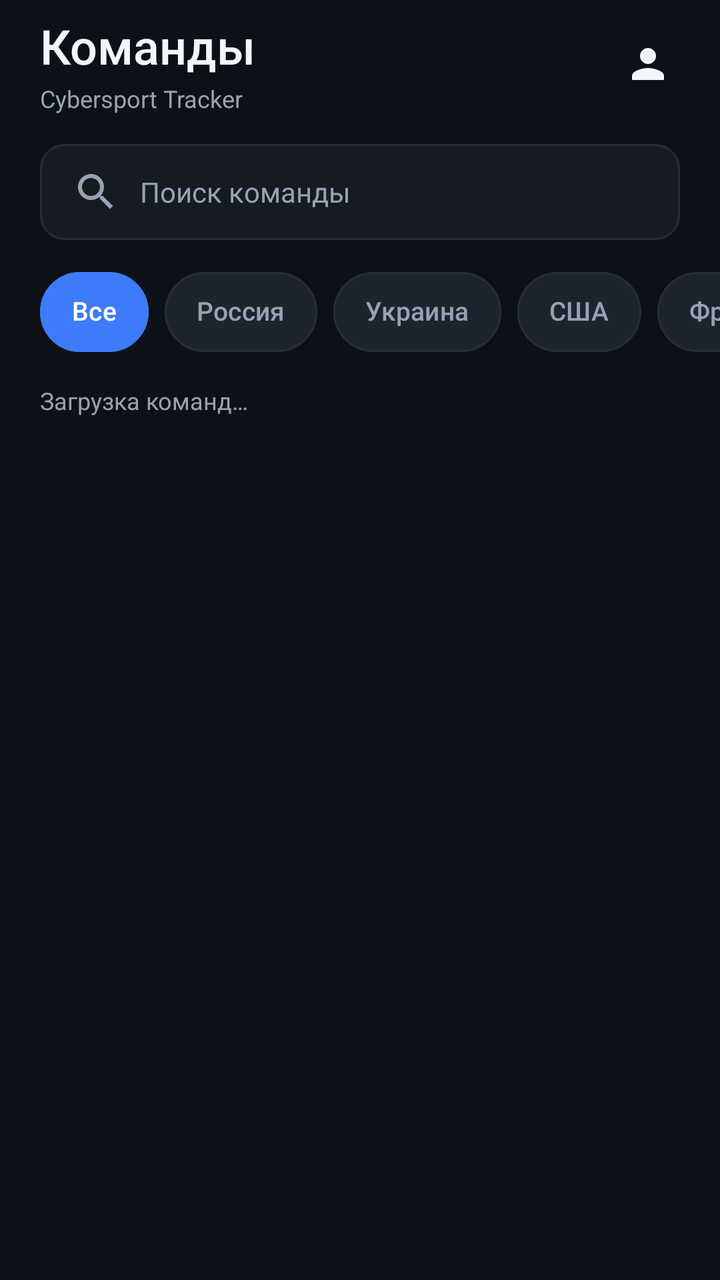
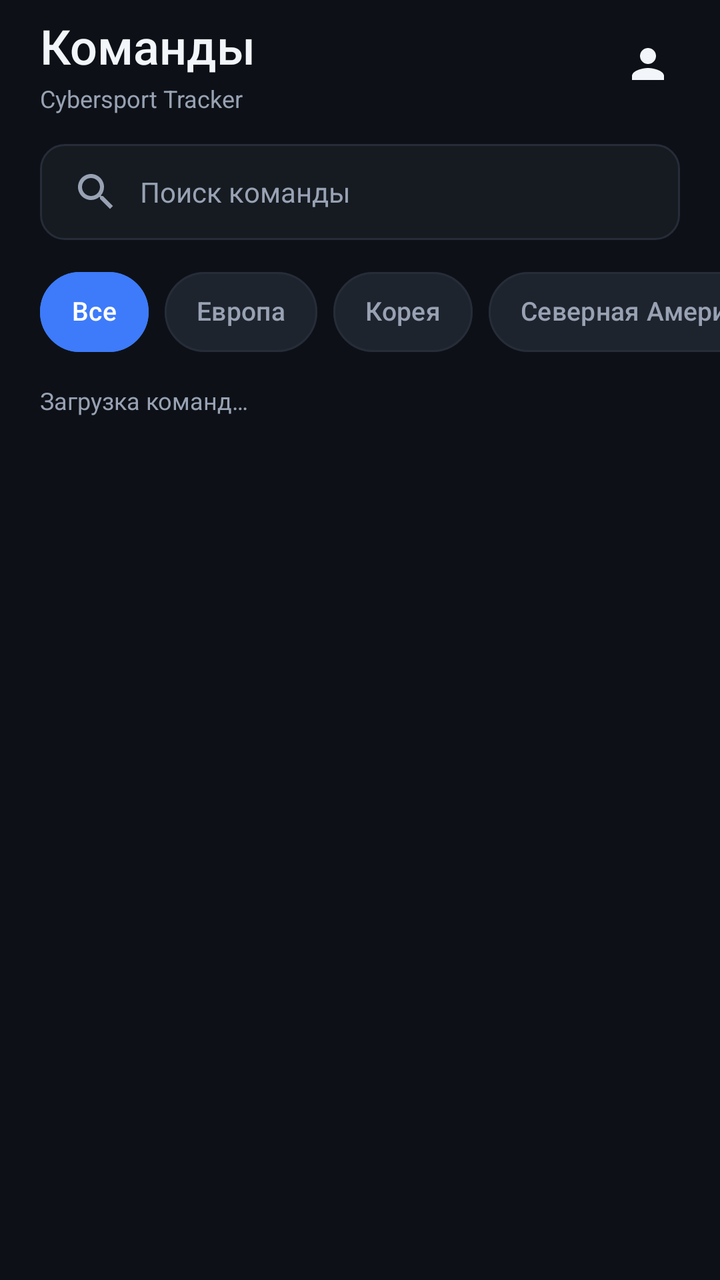

Two renders of the same Android screen: before a commit and after it. Below are the layout's source before the change and the commit's diff.
<!-- AndroidManifest.xml: application theme Theme.CybersportTracker -->
<!-- res/layout/activity_main.xml -->
<?xml version="1.0" encoding="utf-8"?>
<LinearLayout xmlns:android="http://schemas.android.com/apk/res/android"
    xmlns:app="http://schemas.android.com/apk/res-auto"
    xmlns:tools="http://schemas.android.com/tools"
    android:id="@+id/mainRoot"
    android:layout_width="match_parent"
    android:layout_height="match_parent"
    android:background="@color/graphite"
    android:orientation="vertical"
    tools:context=".MainActivity">

    <LinearLayout
        android:layout_width="match_parent"
        android:layout_height="64dp"
        android:gravity="center_vertical"
        android:orientation="horizontal"
        android:paddingStart="20dp"
        android:paddingEnd="12dp">

        <LinearLayout
            android:layout_width="0dp"
            android:layout_height="wrap_content"
            android:layout_weight="1"
            android:orientation="vertical">

            <TextView
                android:layout_width="wrap_content"
                android:layout_height="wrap_content"
                android:fontFamily="sans-serif-medium"
                android:text="@string/teams_title"
                android:textColor="@color/text_primary"
                android:textSize="24sp" />

            <TextView
                android:layout_width="wrap_content"
                android:layout_height="wrap_content"
                android:layout_marginTop="2dp"
                android:text="@string/app_name"
                android:textColor="@color/text_secondary"
                android:textSize="12sp" />
        </LinearLayout>

        <ImageButton
            android:id="@+id/buttonProfile"
            android:layout_width="48dp"
            android:layout_height="48dp"
            android:background="?attr/selectableItemBackgroundBorderless"
            android:contentDescription="@string/btn_profile"
            android:padding="12dp"
            android:src="@drawable/ic_profile"
            app:tint="@color/text_primary" />
    </LinearLayout>

    <EditText
        android:id="@+id/editSearch"
        android:layout_width="match_parent"
        android:layout_height="48dp"
        android:layout_marginStart="20dp"
        android:layout_marginTop="8dp"
        android:layout_marginEnd="20dp"
        android:background="@drawable/bg_search"
        android:drawableStart="@drawable/ic_search"
        android:drawablePadding="10dp"
        android:drawableTint="@color/text_secondary"
        android:hint="@string/teams_search_hint"
        android:importantForAutofill="no"
        android:inputType="text"
        android:paddingStart="16dp"
        android:paddingEnd="16dp"
        android:singleLine="true"
        android:textColor="@color/text_primary"
        android:textColorHint="@color/text_secondary"
        android:textSize="14sp" />

    <HorizontalScrollView
        android:layout_width="match_parent"
        android:layout_height="wrap_content"
        android:layout_marginTop="12dp"
        android:clipToPadding="false"
        android:paddingStart="20dp"
        android:paddingEnd="20dp"
        android:scrollbars="none">

        <com.google.android.material.chip.ChipGroup
            android:id="@+id/chipGroup"
            android:layout_width="wrap_content"
            android:layout_height="wrap_content"
            app:chipSpacingHorizontal="8dp"
            app:selectionRequired="true"
            app:singleLine="true"
            app:singleSelection="true">

            <com.google.android.material.chip.Chip
                android:id="@+id/chipAll"
                style="@style/Widget.Cybersport.Chip"
                android:layout_width="wrap_content"
                android:layout_height="wrap_content"
                android:checked="true"
                android:text="@string/filter_all" />

            <com.google.android.material.chip.Chip
                android:id="@+id/chipRussia"
                style="@style/Widget.Cybersport.Chip"
                android:layout_width="wrap_content"
                android:layout_height="wrap_content"
                android:text="@string/country_russia" />

            <com.google.android.material.chip.Chip
                android:id="@+id/chipUkraine"
                style="@style/Widget.Cybersport.Chip"
                android:layout_width="wrap_content"
                android:layout_height="wrap_content"
                android:text="@string/country_ukraine" />

            <com.google.android.material.chip.Chip
                android:id="@+id/chipUsa"
                style="@style/Widget.Cybersport.Chip"
                android:layout_width="wrap_content"
                android:layout_height="wrap_content"
                android:text="@string/country_usa" />

            <com.google.android.material.chip.Chip
                android:id="@+id/chipFrance"
                style="@style/Widget.Cybersport.Chip"
                android:layout_width="wrap_content"
                android:layout_height="wrap_content"
                android:text="@string/country_france" />
        </com.google.android.material.chip.ChipGroup>
    </HorizontalScrollView>

    <TextView
        android:id="@+id/textTeamsCount"
        android:layout_width="match_parent"
        android:layout_height="wrap_content"
        android:layout_marginStart="20dp"
        android:layout_marginTop="12dp"
        android:layout_marginEnd="20dp"
        android:text="@string/teams_loading"
        android:textColor="@color/text_secondary"
        android:textSize="12sp" />

    <com.google.android.material.card.MaterialCardView
        android:id="@+id/cardGuestHint"
        android:layout_width="match_parent"
        android:layout_height="wrap_content"
        android:layout_marginStart="20dp"
        android:layout_marginTop="8dp"
        android:layout_marginEnd="20dp"
        android:visibility="gone"
        app:cardBackgroundColor="@color/surface"
        app:cardCornerRadius="12dp"
        app:cardElevation="0dp"
        app:strokeColor="@color/border"
        app:strokeWidth="1dp">

        <LinearLayout
            android:layout_width="match_parent"
            android:layout_height="wrap_content"
            android:gravity="center_vertical"
            android:orientation="horizontal"
            android:paddingStart="12dp"
            android:paddingTop="4dp"
            android:paddingEnd="4dp"
            android:paddingBottom="4dp">

            <ImageView
                android:layout_width="18dp"
                android:layout_height="18dp"
                android:contentDescription="@null"
                android:src="@drawable/ic_lock"
                app:tint="@color/text_secondary" />

            <TextView
                android:layout_width="0dp"
                android:layout_height="wrap_content"
                android:layout_marginStart="8dp"
                android:layout_weight="1"
                android:text="@string/teams_guest_hint"
                android:textColor="@color/text_secondary"
                android:textSize="12sp" />

            <com.google.android.material.button.MaterialButton
                android:id="@+id/buttonGuestLogin"
                style="@style/Widget.Material3.Button.TextButton"
                android:layout_width="wrap_content"
                android:layout_height="40dp"
                android:minWidth="0dp"
                android:text="@string/teams_login_action"
                android:textAllCaps="false"
                android:textColor="@color/primary"
                android:textSize="13sp" />
        </LinearLayout>
    </com.google.android.material.card.MaterialCardView>

    <FrameLayout
        android:layout_width="match_parent"
        android:layout_height="0dp"
        android:layout_weight="1">

        <androidx.recyclerview.widget.RecyclerView
            android:id="@+id/recyclerTeams"
            android:layout_width="match_parent"
            android:layout_height="match_parent"
            android:clipToPadding="false"
            android:contentDescription="@string/teams_list_description"
            android:paddingStart="20dp"
            android:paddingTop="12dp"
            android:paddingEnd="20dp"
            android:paddingBottom="24dp"
            android:scrollbars="vertical" />

        <LinearLayout
            android:id="@+id/loadingView"
            android:layout_width="match_parent"
            android:layout_height="match_parent"
            android:gravity="center"
            android:orientation="vertical"
            android:visibility="gone">

            <com.google.android.material.progressindicator.CircularProgressIndicator
                android:layout_width="32dp"
                android:layout_height="32dp"
                app:indicatorColor="@color/primary"
                app:indicatorSize="32dp"
                app:trackThickness="3dp" />

            <TextView
                android:layout_width="wrap_content"
                android:layout_height="wrap_content"
                android:layout_marginTop="12dp"
                android:text="@string/teams_loading"
                android:textColor="@color/text_secondary"
                android:textSize="13sp" />
        </LinearLayout>

        <LinearLayout
            android:id="@+id/emptyView"
            android:layout_width="match_parent"
            android:layout_height="match_parent"
            android:gravity="center"
            android:orientation="vertical"
            android:padding="32dp"
            android:visibility="gone">

            <ImageView
                android:layout_width="56dp"
                android:layout_height="56dp"
                android:alpha="0.7"
                android:contentDescription="@null"
                android:src="@drawable/ic_search_off"
                app:tint="@color/text_secondary" />

            <TextView
                android:layout_width="wrap_content"
                android:layout_height="wrap_content"
                android:layout_marginTop="16dp"
                android:fontFamily="sans-serif-medium"
                android:text="@string/teams_empty_title"
                android:textColor="@color/text_primary"
                android:textSize="18sp" />

            <TextView
                android:layout_width="wrap_content"
                android:layout_height="wrap_content"
                android:layout_marginTop="6dp"
                android:text="@string/teams_empty_subtitle"
                android:textColor="@color/text_secondary"
                android:textSize="14sp" />
        </LinearLayout>
    </FrameLayout>
</LinearLayout>
<!-- resources referenced by this layout -->
<resources>
  <color name="border">#262D38</color>
  <color name="graphite">#0D1117</color>
  <color name="primary">#3E7BFA</color>
  <color name="surface">#161B22</color>
  <color name="text_primary">#F2F5F9</color>
  <color name="text_secondary">#98A2B3</color>
  <!-- drawable bg_search (drawable) -->
  <?xml version="1.0" encoding="utf-8"?>
  <shape xmlns:android="http://schemas.android.com/apk/res/android"
      android:shape="rectangle">
      <solid android:color="@color/surface" />
      <corners android:radius="@dimen/corner_field" />
      <stroke
          android:width="@dimen/stroke_width"
          android:color="@color/border" />
  </shape>
  <!-- drawable ic_profile (drawable) -->
  <?xml version="1.0" encoding="utf-8"?>
  <vector xmlns:android="http://schemas.android.com/apk/res/android"
      android:width="24dp"
      android:height="24dp"
      android:viewportWidth="24"
      android:viewportHeight="24">
      <path
          android:fillColor="#FFFFFFFF"
          android:pathData="M12,12c2.21,0 4,-1.79 4,-4s-1.79,-4 -4,-4 -4,1.79 -4,4 1.79,4 4,4zM12,14c-2.67,0 -8,1.34 -8,4v2h16v-2c0,-2.66 -5.33,-4 -8,-4z" />
  </vector>
  <string name="app_name">Cybersport Tracker</string>
  <string name="btn_profile">Профиль</string>
  <string name="country_france">Франция</string>
  <string name="country_russia">Россия</string>
  <string name="country_ukraine">Украина</string>
  <string name="country_usa">США</string>
  <string name="filter_all">Все</string>
  <string name="teams_empty_subtitle">Попробуйте изменить запрос</string>
  <string name="teams_empty_title">Команды не найдены</string>
  <string name="teams_guest_hint">Войдите, чтобы сохранять команды</string>
  <string name="teams_list_description">Список команд</string>
  <string name="teams_loading">Загрузка команд…</string>
  <string name="teams_login_action">Войти</string>
  <string name="teams_search_hint">Поиск команды</string>
  <string name="teams_title">Команды</string>
  <style name="Widget.Cybersport.Chip" parent="Widget.Material3.Chip.Filter">
          <item name="android:textSize">13sp</item>
          <item name="android:textColor">@color/chip_text</item>
          <item name="chipBackgroundColor">@color/chip_background</item>
          <item name="chipStrokeColor">@color/chip_stroke</item>
          <item name="chipStrokeWidth">1dp</item>
          <item name="chipCornerRadius">20dp</item>
          <item name="chipMinHeight">40dp</item>
          <item name="checkedIconVisible">false</item>
      </style>
  <style name="Theme.CybersportTracker" parent="Base.Theme.CybersportTracker" />
  <dimen name="corner_field">12dp</dimen>
  <dimen name="stroke_width">1dp</dimen>
  <color name="surface_elevated">#1E242E</color>
  <color name="white">#FFFFFFFF</color>
  <color name="secondary">#7C6CFF</color>
  <!-- unchanged entries left out for length: 4 -->
</resources>

<!-- the commit's change to res/layout/activity_main.xml (unified diff, before → after) -->
@@ -99,32 +99,32 @@
                 android:text="@string/filter_all" />
 
             <com.google.android.material.chip.Chip
-                android:id="@+id/chipRussia"
-                style="@style/Widget.Cybersport.Chip"
-                android:layout_width="wrap_content"
-                android:layout_height="wrap_content"
-                android:text="@string/country_russia" />
-
-            <com.google.android.material.chip.Chip
-                android:id="@+id/chipUkraine"
-                style="@style/Widget.Cybersport.Chip"
-                android:layout_width="wrap_content"
-                android:layout_height="wrap_content"
-                android:text="@string/country_ukraine" />
-
-            <com.google.android.material.chip.Chip
-                android:id="@+id/chipUsa"
-                style="@style/Widget.Cybersport.Chip"
-                android:layout_width="wrap_content"
-                android:layout_height="wrap_content"
-                android:text="@string/country_usa" />
-
-            <com.google.android.material.chip.Chip
-                android:id="@+id/chipFrance"
-                style="@style/Widget.Cybersport.Chip"
-                android:layout_width="wrap_content"
-                android:layout_height="wrap_content"
-                android:text="@string/country_france" />
+                android:id="@+id/chipEmea"
+                style="@style/Widget.Cybersport.Chip"
+                android:layout_width="wrap_content"
+                android:layout_height="wrap_content"
+                android:text="@string/filter_emea" />
+
+            <com.google.android.material.chip.Chip
+                android:id="@+id/chipKorea"
+                style="@style/Widget.Cybersport.Chip"
+                android:layout_width="wrap_content"
+                android:layout_height="wrap_content"
+                android:text="@string/filter_korea" />
+
+            <com.google.android.material.chip.Chip
+                android:id="@+id/chipNorthAmerica"
+                style="@style/Widget.Cybersport.Chip"
+                android:layout_width="wrap_content"
+                android:layout_height="wrap_content"
+                android:text="@string/filter_north_america" />
+
+            <com.google.android.material.chip.Chip
+                android:id="@+id/chipChina"
+                style="@style/Widget.Cybersport.Chip"
+                android:layout_width="wrap_content"
+                android:layout_height="wrap_content"
+                android:text="@string/filter_china" />
         </com.google.android.material.chip.ChipGroup>
     </HorizontalScrollView>
 
@@ -251,6 +251,7 @@
                 app:tint="@color/text_secondary" />
 
             <TextView
+                android:id="@+id/textEmptyTitle"
                 android:layout_width="wrap_content"
                 android:layout_height="wrap_content"
                 android:layout_marginTop="16dp"
@@ -260,12 +261,26 @@
                 android:textSize="18sp" />
 
             <TextView
+                android:id="@+id/textEmptySubtitle"
                 android:layout_width="wrap_content"
                 android:layout_height="wrap_content"
                 android:layout_marginTop="6dp"
+                android:gravity="center"
                 android:text="@string/teams_empty_subtitle"
                 android:textColor="@color/text_secondary"
                 android:textSize="14sp" />
+
+            <com.google.android.material.button.MaterialButton
+                android:id="@+id/buttonRetry"
+                style="@style/Widget.Cybersport.Button.Outlined"
+                android:layout_width="wrap_content"
+                android:layout_height="48dp"
+                android:layout_marginTop="20dp"
+                android:text="@string/action_retry"
+                android:visibility="gone"
+                app:icon="@drawable/ic_refresh"
+                app:iconGravity="textStart"
+                app:iconPadding="8dp" />
         </LinearLayout>
     </FrameLayout>
 </LinearLayout>
<!-- resource entries referenced after the edit -->
@@ -27,13 +27,25 @@
           android:fillColor="#FFFFFFFF"
           android:pathData="M12,12c2.21,0 4,-1.79 4,-4s-1.79,-4 -4,-4 -4,1.79 -4,4 1.79,4 4,4zM12,14c-2.67,0 -8,1.34 -8,4v2h16v-2c0,-2.66 -5.33,-4 -8,-4z" />
   </vector>
+  <!-- drawable ic_refresh (drawable) -->
+  <vector xmlns:android="http://schemas.android.com/apk/res/android"
+      android:width="24dp"
+      android:height="24dp"
+      android:viewportWidth="24"
+      android:viewportHeight="24"
+      android:tint="?attr/colorControlNormal">
+      <path
+          android:fillColor="@android:color/white"
+          android:pathData="M17.65,6.35C16.2,4.9 14.21,4 12,4c-4.42,0 -7.99,3.58 -7.99,8s3.57,8 7.99,8c3.73,0 6.84,-2.55 7.73,-6h-2.08c-0.82,2.33 -3.04,4 -5.65,4 -3.31,0 -6,-2.69 -6,-6s2.69,-6 6,-6c1.66,0 3.14,0.69 4.22,1.78L13,11h7V4l-2.35,2.35z" />
+  </vector>
+  <string name="action_retry">Повторить</string>
   <string name="app_name">Cybersport Tracker</string>
   <string name="btn_profile">Профиль</string>
-  <string name="country_france">Франция</string>
-  <string name="country_russia">Россия</string>
-  <string name="country_ukraine">Украина</string>
-  <string name="country_usa">США</string>
   <string name="filter_all">Все</string>
+  <string name="filter_china">Китай</string>
+  <string name="filter_emea">Европа</string>
+  <string name="filter_korea">Корея</string>
+  <string name="filter_north_america">Северная Америка</string>
   <string name="teams_empty_subtitle">Попробуйте изменить запрос</string>
   <string name="teams_empty_title">Команды не найдены</string>
   <string name="teams_guest_hint">Войдите, чтобы сохранять команды</string>
@@ -42,6 +54,13 @@
   <string name="teams_login_action">Войти</string>
   <string name="teams_search_hint">Поиск команды</string>
   <string name="teams_title">Команды</string>
+  <style name="Widget.Cybersport.Button.Outlined" parent="Widget.Material3.Button.OutlinedButton">
+          <item name="android:minHeight">48dp</item>
+          <item name="cornerRadius">12dp</item>
+          <item name="android:textSize">14sp</item>
+          <item name="android:textAllCaps">false</item>
+          <item name="android:letterSpacing">0</item>
+      </style>
   <style name="Widget.Cybersport.Chip" parent="Widget.Material3.Chip.Filter">
           <item name="android:textSize">13sp</item>
           <item name="android:textColor">@color/chip_text</item>
